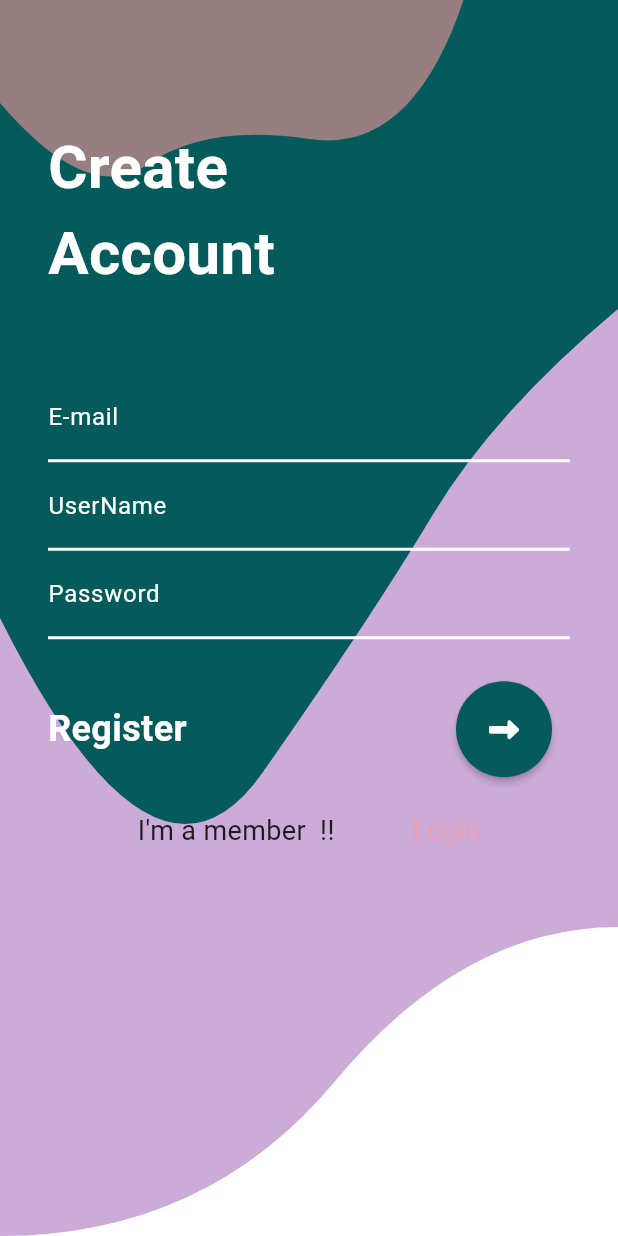
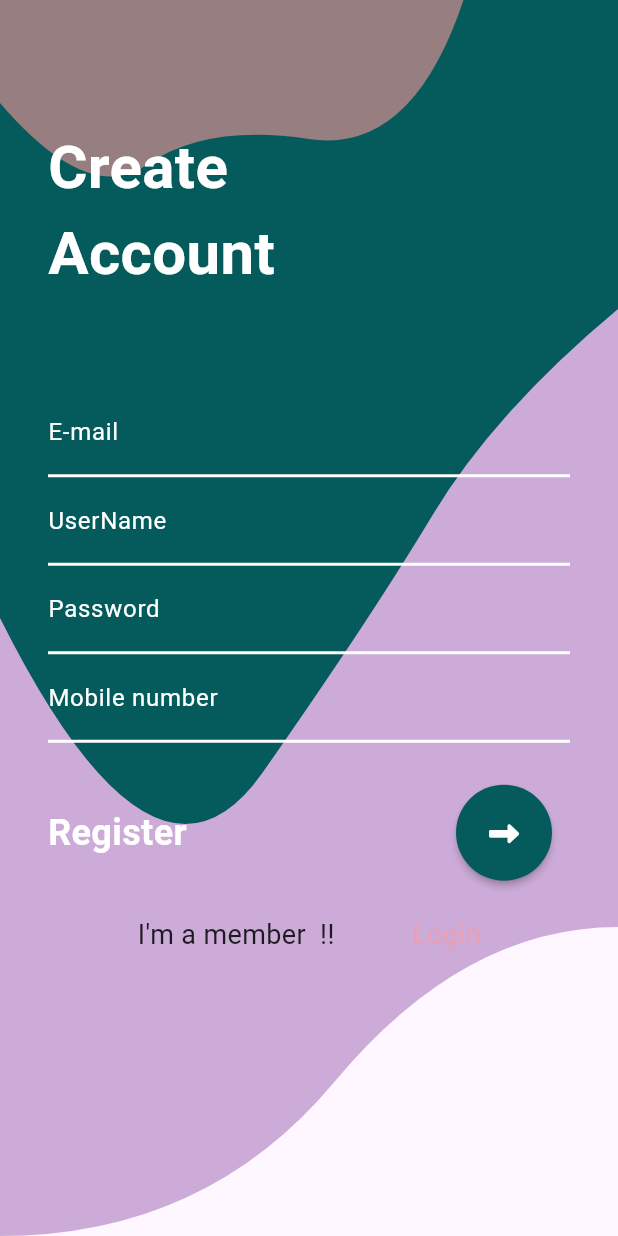
Before and after one commit to vaddiVaraPrasad/dittox, a Flutter app: the screen it shows after launch, after a tap on "Register", on a phone screen of 412 x 824 dp. Run offline on Flutter 3.47's test engine with Material 3 defaults, Android fonts, the phone set to English and light mode, and no system bars; our stand-ins replace connectivity_plus, fluttertoast, font_awesome_flutter, geocoding, geolocator, get and 2 more; accounts and stored records are empty; Roboto replaces fonts that are missing (Audiowide, Ubuntu).

Commit message:
android auth done

```diff
--- a/lib/main.dart
+++ b/lib/main.dart
@@ -2,6 +2,7 @@ import 'package:flutter/material.dart';
 import "package:connectivity_plus/connectivity_plus.dart";
 import "package:provider/provider.dart";
 import 'package:google_fonts/google_fonts.dart';
+import 'package:flutter/services.dart';
 
 import "./helpers/sqlLite.dart";
 
@@ -51,7 +52,7 @@ class _dittoxState extends State<dittox> {
         // )
       ],
       child: MaterialApp(
-        title: "Xerox",
+        title: "Dittox",
         debugShowCheckedModeBanner: false,
         // googlefonts.istokweb is for heading  .. when ever in need use there ..
         // googlefonts.lora is for body ..... so we defing the lora as global text theme
@@ -59,13 +60,14 @@ class _dittoxState extends State<dittox> {
           // canvasColor: ColorPallets.yellowShadedPurple,
           visualDensity: VisualDensity.adaptivePlatformDensity,
           textTheme: GoogleFonts.ubuntuTextTheme(),
-          colorScheme: ColorScheme.fromSwatch().copyWith(
-            secondary: ColorPallets.deepBlue,
-            primary: ColorPallets.deepBlue,
-          ),
+          // colorScheme: ColorScheme.fromSwatch().copyWith(
+          //   // secondary: ColorPallets.deepBlue,
+          //   // primary: ColorPallets.deepBlue,
+          // ),
           appBarTheme: const AppBarTheme(
             color: ColorPallets.deepBlue,
             // systemOverlayStyle: SystemUiOverlayStyle.light,
+            systemOverlayStyle: SystemUiOverlayStyle.light,
           ),
         ),
         home: StreamBuilder<ConnectivityResult>(
--- a/lib/screens/auth/forget_password_screen.dart
+++ b/lib/screens/auth/forget_password_screen.dart
@@ -129,9 +129,29 @@ class _ForgetPasswordScreenState extends State<ForgetPasswordScreen> {
                     ),
                     TextField(
                       controller: emailController,
+                      cursorHeight: 22,
+
+                        cursorWidth: 2,
+                        cursorColor: ColorPallets.deepBlue,
+                        style: const TextStyle(
+                            fontSize: 18, color: ColorPallets.deepBlue),
                       decoration: InputDecoration(
-                          label: const Text("email"),
-                          border: const OutlineInputBorder(),
+
+                          label: const Text("email",style: TextStyle(color: ColorPallets.deepBlue),),
+                          // border: const OutlineInputBorder(
+                          //   borderSide:
+                          //         BorderSide(color: ColorPallets.deepBlue)
+                          // ),
+                          focusedBorder: const OutlineInputBorder(
+                              borderSide:
+                                  BorderSide(color: ColorPallets.deepBlue)),
+                          enabledBorder: const OutlineInputBorder(
+                            borderSide: BorderSide(
+                              width: 2,
+                              color: ColorPallets.deepBlue,
+                            ),
+                          ),
+                          focusColor: ColorPallets.deepBlue,
                           hintText: "vachira@xerox.com",
                           suffixIcon: emailController.text.isEmpty
                               ? const SizedBox()
--- a/lib/screens/auth/login_screen.dart
+++ b/lib/screens/auth/login_screen.dart
@@ -329,15 +329,21 @@ class _LoginScreenState extends State<LoginScreen> {
                     children: [
                       // email text form
                       TextFormField(
+
                         controller: emailController,
                         key: const ValueKey("E-mail"),
                         cursorHeight: 22,
                         cursorWidth: 2,
+                        cursorColor: ColorPallets.deepBlue,
                         style: const TextStyle(
                             fontSize: 18, color: ColorPallets.deepBlue),
                         keyboardType: TextInputType.text,
                         textInputAction: TextInputAction.next,
                         decoration: InputDecoration(
+                            fillColor: ColorPallets.deepBlue,
+                            filled: false,
+                            hoverColor: ColorPallets.deepBlue,
+
                             suffixIcon: emailController.text.isEmpty
                                 ? const SizedBox(
                                     width: 0,
@@ -354,7 +360,16 @@ class _LoginScreenState extends State<LoginScreen> {
                                         )),
                                   ),
                             focusColor: ColorPallets.deepBlue,
-                            label: const Text("E-mail"),
+                            focusedBorder: const UnderlineInputBorder(
+                              borderSide:
+                                  BorderSide(color: ColorPallets.deepBlue)),
+                          enabledBorder: const UnderlineInputBorder(
+                            borderSide: BorderSide(
+                              width: 2,
+                              color: ColorPallets.deepBlue,
+                            ),
+                          ),
+                            label: const Text("E-mail",style: TextStyle(color: ColorPallets.deepBlue),),
                             hintText: "vachira@xerox.com"),
                         validator: (newMailId) {
                           if (newMailId!.isEmpty || !newMailId.contains('@')) {
@@ -373,6 +388,7 @@ class _LoginScreenState extends State<LoginScreen> {
                         cursorHeight: 22,
                         controller: passwordController,
                         cursorWidth: 2,
+                        cursorColor: ColorPallets.deepBlue,
                         style: const TextStyle(
                             fontSize: 18, color: ColorPallets.deepBlue),
                         keyboardType: TextInputType.visiblePassword,
@@ -394,7 +410,16 @@ class _LoginScreenState extends State<LoginScreen> {
                                   ),
                                 ),
                           focusColor: ColorPallets.deepBlue,
-                          label: const Text("Password"),
+                            focusedBorder: const UnderlineInputBorder(
+                              borderSide:
+                                  BorderSide(color: ColorPallets.deepBlue)),
+                          enabledBorder: const UnderlineInputBorder(
+                            borderSide: BorderSide(
+                              width: 2,
+                              color: ColorPallets.deepBlue,
+                            ),
+                          ),
+                          label: const Text("Password",style: TextStyle(color: ColorPallets.deepBlue),),
                         ),
                         validator: (newPassword) {
                           if (newPassword!.isEmpty || newPassword.length < 6) {
--- a/lib/screens/auth/register_screen.dart
+++ b/lib/screens/auth/register_screen.dart
@@ -2,6 +2,7 @@ import "dart:io";
 import "package:flutter/material.dart";
 import 'package:font_awesome_flutter/font_awesome_flutter.dart';
 import 'package:geolocator/geolocator.dart';
+import 'package:get/get.dart';
 import 'package:google_fonts/google_fonts.dart';
 import 'package:provider/provider.dart';
 
@@ -30,13 +31,17 @@ class _RegisterScreenState extends State<RegisterScreen> {
   final emailController = TextEditingController();
   final userNameController = TextEditingController();
   final passwordController = TextEditingController();
+  final addressController = TextEditingController();
+  final phonenumberController = TextEditingController();
+  final dobcontroller = TextEditingController();
 
   bool isObsecureText = true;
 
   Map<String, String> _userDetails = {
     "email": "",
     "password": "",
-    "userName": ""
+    "userName": "",
+    "phoneNumber":""
   };
 
   @override
@@ -55,9 +60,7 @@ class _RegisterScreenState extends State<RegisterScreen> {
     super.dispose();
   }
 
-  Future<void> registerUser(CurrentUser currUser, BuildContext ctx) async{
-
-  }
+  Future<void> registerUser(CurrentUser currUser, BuildContext ctx) async {}
 
   // Future<void> registerUser(CurrentUser currUser, BuildContext ctx) async {
   //   var msg = "Invalid Credentials !!!";
@@ -254,6 +257,10 @@ class _RegisterScreenState extends State<RegisterScreen> {
                       //       : null,
                       // ),
 
+                      const SizedBox(
+                        height: 10,
+                      ),
+
                       // email form text filed
                       TextFormField(
                         controller: emailController,
@@ -307,6 +314,8 @@ class _RegisterScreenState extends State<RegisterScreen> {
                           _userDetails["email"] = newMailId.toString().trim();
                         },
                       ),
+
+                      // username
                       TextFormField(
                         key: const ValueKey("userName"),
                         controller: userNameController,
@@ -359,6 +368,8 @@ class _RegisterScreenState extends State<RegisterScreen> {
                               newUserName.toString().trim();
                         },
                       ),
+
+                      // password
                       TextFormField(
                         key: const ValueKey("passWoRd"),
                         controller: passwordController,
@@ -422,6 +433,60 @@ class _RegisterScreenState extends State<RegisterScreen> {
                               newPassword.toString().trim();
                         },
                       ),
+
+                      // phonenumber
+                      TextFormField(
+                        controller: phonenumberController,
+                        key: const ValueKey("phonenumber"),
+                        cursorHeight: 22,
+                        cursorWidth: 2,
+                        cursorColor: ColorPallets.white,
+                        style: const TextStyle(
+                          fontSize: 18,
+                          color: ColorPallets.white,
+                        ),
+                        keyboardType: TextInputType.phone,
+                        textInputAction: TextInputAction.next,
+                        decoration: InputDecoration(
+                          suffixIcon: phonenumberController.text.isEmpty
+                              ? const SizedBox()
+                              : Padding(
+                                  padding: const EdgeInsets.only(top: 10),
+                                  child: IconButton(
+                                      onPressed: () {
+                                        phonenumberController.clear();
+                                      },
+                                      icon: const Icon(
+                                        FontAwesomeIcons.xmark,
+                                        size: 18,
+                                      ))),
+                          errorStyle: const TextStyle(
+                              color: ColorPallets.pinkinshShadedPurple),
+                          focusedBorder: const UnderlineInputBorder(
+                              borderSide:
+                                  BorderSide(color: ColorPallets.white)),
+                          enabledBorder: const UnderlineInputBorder(
+                            borderSide: BorderSide(
+                              width: 2,
+                              color: ColorPallets.white,
+                            ),
+                          ),
+                          focusColor: ColorPallets.white,
+                          label: const Text(
+                            "Mobile number",
+                            style: TextStyle(color: ColorPallets.white),
+                          ),
+                        ),
+                        validator: (newMobilenumber) {
+                          if (newMobilenumber!.isEmpty || newMobilenumber.length == 10) {
+                            return "Invalid EmailId";
+                          }
+                          return null;
+                        },
+                        onSaved: (newMobilenumber) {
+                          _userDetails["phoneNumber"] = newMobilenumber.toString().trim();
+                        },
+                      ),
                       const SizedBox(
                         height: 20,
                       ),
```
Also changed, not shown: pubspec.yaml (+29 -4 lines), pubspec.lock, 1 other file.
